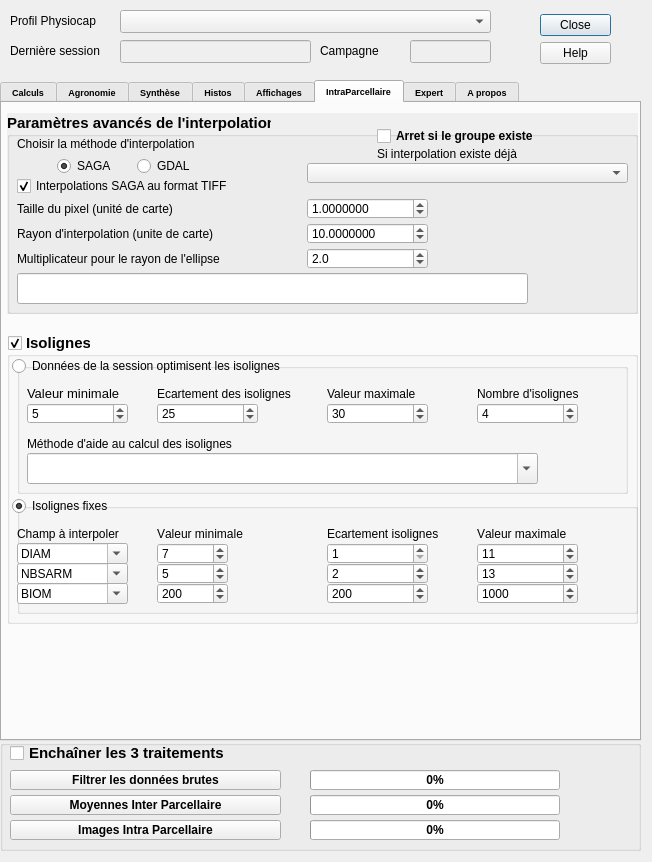
Before: the Qt Designer form Physiocap3_dialog_base.ui in jhemmi/Physiocap3, drawn with Qt 5.
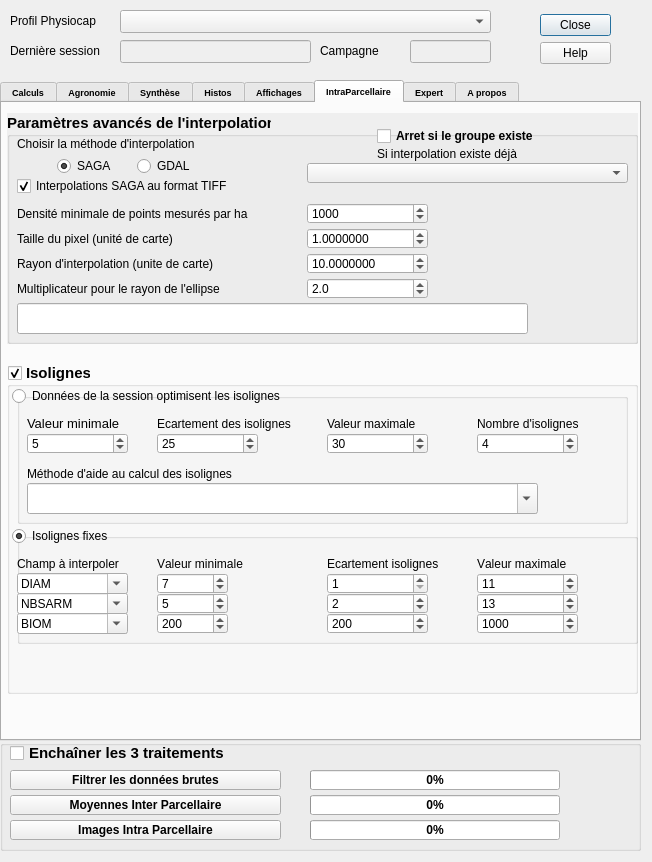
After: the same form once the commit is applied. The open tabs and pages were chosen to show the change.

Diff of the .ui file:
```diff
--- a/Physiocap3_dialog_base.ui
+++ b/Physiocap3_dialog_base.ui
@@ -3816,7 +3816,7 @@
        <x>5</x>
        <y>10</y>
        <width>631</width>
-       <height>201</height>
+       <height>231</height>
       </rect>
      </property>
      <property name="font">
@@ -3941,7 +3941,7 @@
       <property name="geometry">
        <rect>
         <x>10</x>
-        <y>135</y>
+        <y>165</y>
         <width>281</width>
         <height>21</height>
        </rect>
@@ -3970,7 +3970,7 @@
       <property name="geometry">
        <rect>
         <x>10</x>
-        <y>85</y>
+        <y>115</y>
         <width>281</width>
         <height>21</height>
        </rect>
@@ -3996,7 +3996,7 @@
       <property name="geometry">
        <rect>
         <x>300</x>
-        <y>135</y>
+        <y>165</y>
         <width>121</width>
         <height>21</height>
        </rect>
@@ -4034,7 +4034,7 @@
       <property name="geometry">
        <rect>
         <x>300</x>
-        <y>85</y>
+        <y>115</y>
         <width>121</width>
         <height>21</height>
        </rect>
@@ -4072,7 +4072,7 @@
       <property name="geometry">
        <rect>
         <x>10</x>
-        <y>110</y>
+        <y>140</y>
         <width>281</width>
         <height>21</height>
        </rect>
@@ -4101,7 +4101,7 @@
       <property name="geometry">
        <rect>
         <x>10</x>
-        <y>160</y>
+        <y>190</y>
         <width>511</width>
         <height>31</height>
        </rect>
@@ -4120,6 +4120,9 @@
         <bold>false</bold>
        </font>
       </property>
+      <property name="text">
+       <string/>
+      </property>
       <property name="maxLength">
        <number>100</number>
       </property>
@@ -4160,7 +4163,7 @@
       <property name="geometry">
        <rect>
         <x>300</x>
-        <y>110</y>
+        <y>140</y>
         <width>121</width>
         <height>21</height>
        </rect>
@@ -4243,14 +4246,75 @@
        <bool>false</bool>
       </property>
      </widget>
+     <widget class="QLabel" name="lab_79">
+      <property name="enabled">
+       <bool>true</bool>
+      </property>
+      <property name="geometry">
+       <rect>
+        <x>10</x>
+        <y>90</y>
+        <width>281</width>
+        <height>21</height>
+       </rect>
+      </property>
+      <property name="sizePolicy">
+       <sizepolicy hsizetype="Minimum" vsizetype="Fixed">
+        <horstretch>0</horstretch>
+        <verstretch>0</verstretch>
+       </sizepolicy>
+      </property>
+      <property name="font">
+       <font>
+        <pointsize>9</pointsize>
+        <weight>50</weight>
+        <bold>false</bold>
+       </font>
+      </property>
+      <property name="text">
+       <string>Densité minimale de points mesurés par ha</string>
+      </property>
+     </widget>
+     <widget class="QSpinBox" name="spinBoxDensiteMinimale">
+      <property name="geometry">
+       <rect>
+        <x>300</x>
+        <y>90</y>
+        <width>121</width>
+        <height>21</height>
+       </rect>
+      </property>
+      <property name="font">
+       <font>
+        <pointsize>9</pointsize>
+        <weight>50</weight>
+        <bold>false</bold>
+       </font>
+      </property>
+      <property name="toolTip">
+       <string>&lt;html&gt;&lt;head/&gt;&lt;body&gt;&lt;p&gt;&lt;span style=&quot; color:#00aa00;&quot;&gt;En dessous de ce nombre de points mesurés par hectare, l'interpolation n'est pas réalisée.&lt;/span&gt;&lt;/p&gt;&lt;/body&gt;&lt;/html&gt;</string>
+      </property>
+      <property name="minimum">
+       <number>500</number>
+      </property>
+      <property name="maximum">
+       <number>5000</number>
+      </property>
+      <property name="singleStep">
+       <number>100</number>
+      </property>
+      <property name="value">
+       <number>1000</number>
+      </property>
+     </widget>
     </widget>
     <widget class="QGroupBox" name="groupBoxIsolignes">
      <property name="geometry">
       <rect>
        <x>5</x>
-       <y>230</y>
+       <y>260</y>
        <width>631</width>
-       <height>291</height>
+       <height>331</height>
       </rect>
      </property>
      <property name="font">
```
Left out of the diff: 2 changed lines with no effect on the pictures.
